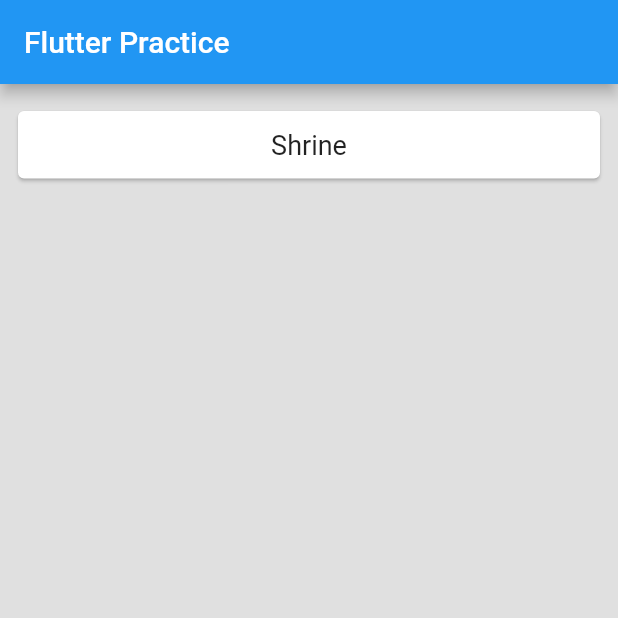
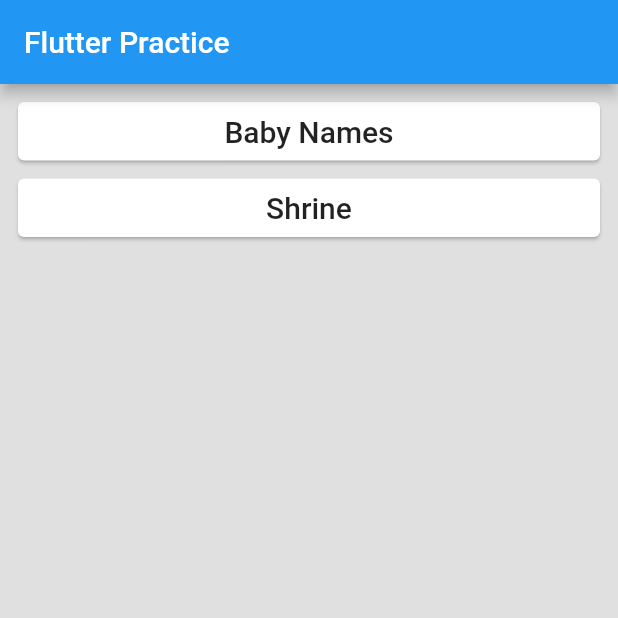
Before and after one commit to mingmintang/practice-flutter, a Flutter app: the screen it shows after launch, on a phone screen of 412 x 824 dp, the top half of it. Run offline on Flutter 3.47's test engine with Material 2 defaults, Android fonts, the phone set to English and light mode, and no system bars; our stand-ins replace cloud_firestore; accounts and stored records are empty.

Commit message:
Completed Baby Names practice item

```diff
--- /dev/null
+++ b/lib/data.dart
@@ -0,0 +1,27 @@
+import 'dart:convert';
+
+class Practice {
+  final String title;
+  final String route;
+
+  Practice({this.title, this.route});
+
+  factory Practice.fromJson(Map<String, dynamic> json) {
+    return Practice(
+      title: json['title'] as String,
+      route: json['route'] as String
+    );
+  }
+
+  static List<Practice> createList() {
+    final parsed = json.decode(contentJson).cast<Map<String, dynamic>>();
+    return parsed.map<Practice>((json) => Practice.fromJson(json)).toList();
+  }
+
+  static final String contentJson = '''
+  [
+    {"title": "Baby Names", "route": "/babynames"},
+    {"title": "Shrine", "route": "/shrine"}
+  ]
+  ''';
+}
--- a/lib/main.dart
+++ b/lib/main.dart
@@ -1,7 +1,9 @@
 import 'package:flutter/material.dart';
 import 'package:flutter/rendering.dart';
 
+import 'data.dart';
 import 'shrine/app.dart';
+import 'babynames/app.dart';
 
 void main() {
 //  debugPaintSizeEnabled = true;
@@ -14,48 +16,63 @@ class MainApp extends StatelessWidget {
     final title = 'Flutter Practice';
     return MaterialApp(
       title: title,
-      home: MainHomePage(title),
+      routes: {
+        '/': (context) => MainHomePage(title),
+        '/babynames': (context) => BabyNamesPage(),
+        '/shrine': (context) => ShrinePage()
+      },
+      initialRoute: '/',
     );
   }
 }
 
 class MainHomePage extends StatelessWidget {
+  final List<Practice> practices = Practice.createList();
   final String title;
 
   MainHomePage(this.title, {Key key}) : super(key: key);
 
   @override
   Widget build(BuildContext context) {
-    return Scaffold(
+    return SafeArea(
+      child: Scaffold(
           appBar: AppBar(
             title: Text(title),
           ),
           backgroundColor: Colors.grey[300],
-        body: Column(
-          children: <Widget>[ShrineButton()],
-        ));
+          body: ListView.builder(
+              itemCount: practices.length,
+              itemBuilder: (context, index) {
+                return MainListItem(practices[index]);
+              }
+          )
+      )
+    );
   }
 }
 
-class ShrineButton extends StatelessWidget {
+class MainListItem extends StatelessWidget {
+  final Practice practice;
+
+  MainListItem(this.practice);
+
   @override
   Widget build(BuildContext context) {
     return Card(
-        margin:
-            EdgeInsets.only(left: 12.0, right: 12.0, bottom: 12.0, top: 18.0),
+      margin: EdgeInsets.only(left: 12.0, right: 12.0, bottom: 0.0, top: 12.0),
       child: InkWell(
+        child: Container(
+          child: Text(
+            practice.title,
+            style: Theme.of(context).textTheme.title
+          ),
+          padding: EdgeInsets.all(8.0),
+          alignment: Alignment.center,
+        ),
         onTap: () {
-            Navigator.push(context, MaterialPageRoute(builder: (context) => ShrineApp()));
+          Navigator.pushNamed(context, practice.route);
         },
-          child: Container(
-            constraints: BoxConstraints(minWidth: double.infinity),
-            padding: EdgeInsets.all(12.0),
-            alignment: Alignment.center,
-            child: Text(
-              'Shrine',
-              style: TextStyle(fontSize: 18.0),
       ),
-          ),
-        ));
+    );
   }
 }
--- a/lib/shrine/app.dart
+++ b/lib/shrine/app.dart
@@ -2,7 +2,7 @@ import 'package:flutter/material.dart';
 
 import 'home.dart';
 
-class ShrineApp extends StatelessWidget {
+class ShrinePage extends StatelessWidget {
   @override
   Widget build(BuildContext context) {
     return MaterialApp(
--- a/pubspec.yaml
+++ b/pubspec.yaml
@@ -8,6 +8,7 @@ dependencies:
   flutter:
     sdk: flutter
 
+  cloud_firestore: ^0.8.2
   shrine_images: ^1.0.0
 
 dev_dependencies:
```
Also changed, not shown: lib/babynames/app.dart (added, +87 -0 lines), 8 other files. Lines whose indentation alone changed are shown as unchanged.
